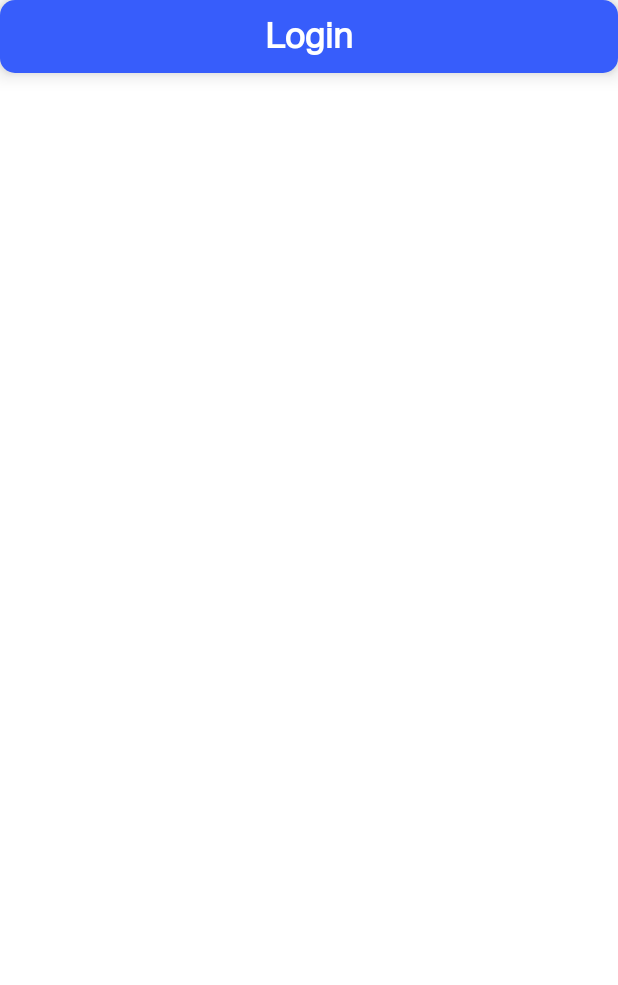
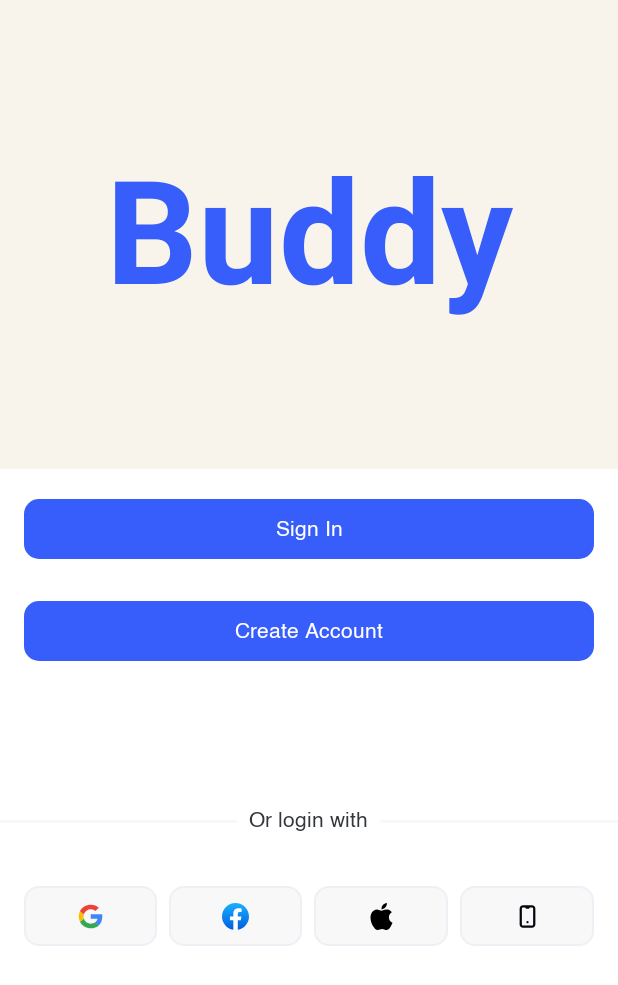
Before and after one commit to 223257356/sit305_8.2hd, an Android app built with Jetpack Compose: the @Preview function PreviewLoginScreen, on a phone screen of 412 x 824 dp. Shown: the top 985 px of the screen. Run offline under Robolectric (Android 15) with nearby library versions, the phone set to English and light mode, and no system bars; libraries missing offline, so code that uses them is left out: com.ramcosta.composedestinations, org.orbitmvi.orbit; missing, so only their content is drawn: CompositionLocalProvider.

Commit message:
feature(sign-in): implement main sign in screen

```diff
--- a/core/src/main/java/com/jessica/buddy/core/presentation/component/button/BuddyButtonScope.kt
+++ b/core/src/main/java/com/jessica/buddy/core/presentation/component/button/BuddyButtonScope.kt
@@ -7,6 +7,7 @@ import androidx.compose.foundation.layout.padding
 import androidx.compose.runtime.Composable
 import androidx.compose.runtime.Stable
 import androidx.compose.ui.Modifier
+import androidx.compose.ui.graphics.Color
 import androidx.compose.ui.res.painterResource
 import androidx.compose.ui.unit.dp
 import com.jessica.buddy.core.presentation.theme.BuddyTheme
@@ -25,12 +26,12 @@ class BuddyButtonScope(
             is ButtonType.Elevated -> BuddyTheme.typography.buttonLarge
         }
         val paddingTop = when (buttonType) {
-            is ButtonType.Default, is ButtonType.Outlined -> 4.5.dp
-            is ButtonType.Elevated -> 5.5.dp
+            is ButtonType.Default, is ButtonType.Outlined -> 5.5.dp
+            is ButtonType.Elevated -> 6.5.dp
         }
         val paddingBottom = when (buttonType) {
-            is ButtonType.Default, is ButtonType.Outlined -> 2.dp
-            is ButtonType.Elevated -> 3.dp
+            is ButtonType.Default, is ButtonType.Outlined -> 3.dp
+            is ButtonType.Elevated -> 4.dp
         }
         androidx.compose.material3.Text(
             text = text,
@@ -43,9 +44,11 @@ class BuddyButtonScope(
     fun Icon(
         @DrawableRes resId: Int,
         modifier: Modifier = Modifier,
+        tint: Color = Color.Unspecified,
     ) {
         androidx.compose.material3.Icon(
             painter = painterResource(resId),
+            tint = tint,
             modifier = modifier,
             contentDescription = ""
         )
--- a/core/src/main/java/com/jessica/buddy/core/presentation/theme/BuddyColors.kt
+++ b/core/src/main/java/com/jessica/buddy/core/presentation/theme/BuddyColors.kt
@@ -15,4 +15,5 @@ data class BuddyColors(
     val progress: Color = Color.Unspecified,
     val disabled: Color = Color.Unspecified,
     val neutral: Color = Color.Unspecified,
+    val white: Color = Color.White
 )
--- a/features/auth/src/main/java/com/jessica/buddy/auth/presentation/screen/login/LoginScreen.kt
+++ b/features/auth/src/main/java/com/jessica/buddy/auth/presentation/screen/login/LoginScreen.kt
@@ -2,23 +2,29 @@ package com.jessica.buddy.auth.presentation.screen.login
 
 import android.widget.Toast
 import androidx.compose.animation.AnimatedVisibility
+import androidx.compose.foundation.background
 import androidx.compose.foundation.layout.Box
 import androidx.compose.foundation.layout.Column
 import androidx.compose.foundation.layout.fillMaxSize
 import androidx.compose.foundation.layout.fillMaxWidth
+import androidx.compose.foundation.layout.padding
 import androidx.compose.foundation.layout.size
 import androidx.compose.material3.CircularProgressIndicator
+import androidx.compose.material3.Text
 import androidx.compose.runtime.Composable
 import androidx.compose.ui.Alignment
 import androidx.compose.ui.Modifier
 import androidx.compose.ui.platform.LocalContext
+import androidx.compose.ui.text.style.TextAlign
 import androidx.compose.ui.tooling.preview.Preview
 import androidx.compose.ui.unit.dp
 import com.jessica.buddy.auth.presentation.navigation.AuthGraph
 import com.jessica.buddy.auth.presentation.screen.login.LoginScreenEvent.LoginFailed
 import com.jessica.buddy.auth.presentation.screen.login.LoginScreenEvent.LoginSuccess
-import com.jessica.buddy.core.presentation.component.button.BuddyButton
-import com.jessica.buddy.core.presentation.component.button.ButtonType
+import com.jessica.buddy.auth.presentation.screen.login.components.MainSignInMenu
+import com.jessica.buddy.auth.presentation.screen.login.components.SignInSeparator
+import com.jessica.buddy.auth.presentation.screen.login.components.SocialSignInMenu
+import com.jessica.buddy.core.presentation.theme.BuddyTheme
 import com.ramcosta.composedestinations.annotation.Destination
 import org.koin.androidx.compose.koinViewModel
 import org.orbitmvi.orbit.compose.collectAsState
@@ -60,15 +66,32 @@ fun LoginScreen(
 ) {
     Box(modifier.fillMaxSize(), contentAlignment = Alignment.Center) {
         Column(
-            modifier = Modifier.fillMaxSize()
+            modifier = Modifier
+                .fillMaxSize()
+                .background(
+                    BuddyTheme.colors.white
+                )
         ) {
-            BuddyButton(
-                buttonType = ButtonType.Elevated(true),
-                modifier = Modifier.fillMaxWidth(),
-                onClick = { onEvent(LoginScreenEvent.DoLogin(LoginType.EMAIL)) }
-            ) {
-                Text(text = "Login")
-            }
+            Text(
+                "Buddy",
+                style = BuddyTheme.typography.brandLarge,
+                color = BuddyTheme.colors.primary,
+                modifier = Modifier
+                    .fillMaxWidth()
+                    .background(
+                        BuddyTheme.colors.background
+                    )
+                    .padding(vertical = 100.dp),
+                textAlign = TextAlign.Center
+            )
+            MainSignInMenu(
+                onEvent = onEvent,
+                modifier = Modifier
+                    .padding(16.dp)
+                    .padding(bottom = 80.dp)
+            )
+            SignInSeparator(modifier = Modifier.padding(bottom = 16.dp))
+            SocialSignInMenu(onEvent = onEvent, modifier = Modifier.padding(16.dp))
         }
         AnimatedVisibility(state.isLoading, modifier = Modifier.size(100.dp)) {
             CircularProgressIndicator()
--- a/features/auth/src/main/java/com/jessica/buddy/auth/presentation/screen/login/LoginScreenViewModel.kt
+++ b/features/auth/src/main/java/com/jessica/buddy/auth/presentation/screen/login/LoginScreenViewModel.kt
@@ -20,6 +20,7 @@ data class LoginScreenState(
 
 sealed class LoginScreenEvent {
     data class DoLogin(val loginType: LoginType) : LoginScreenEvent()
+    data object OnCreateAccount : LoginScreenEvent()
     data class LoginSuccess(val userData: UserData) : LoginScreenEvent()
     data class LoginFailed(val message: String?) : LoginScreenEvent()
 }
--- /dev/null
+++ b/features/auth/src/main/java/com/jessica/buddy/auth/presentation/screen/login/components/MainSignInMenu.kt
@@ -0,0 +1,44 @@
+package com.jessica.buddy.auth.presentation.screen.login.components
+
+import androidx.compose.foundation.layout.Column
+import androidx.compose.foundation.layout.fillMaxWidth
+import androidx.compose.foundation.layout.padding
+import androidx.compose.runtime.Composable
+import androidx.compose.ui.Modifier
+import androidx.compose.ui.tooling.preview.Preview
+import androidx.compose.ui.unit.dp
+import com.jessica.buddy.auth.presentation.screen.login.LoginScreenEvent
+import com.jessica.buddy.auth.presentation.screen.login.LoginType
+import com.jessica.buddy.core.presentation.component.button.BuddyButton
+import com.jessica.buddy.core.presentation.component.button.ButtonType
+
+@Composable
+fun MainSignInMenu(
+    modifier: Modifier = Modifier,
+    onEvent: (LoginScreenEvent) -> Unit = {}
+) {
+    Column(modifier = modifier.fillMaxWidth()) {
+        BuddyButton(
+            buttonType = ButtonType.Default(true),
+            onClick = {
+                onEvent(LoginScreenEvent.DoLogin(LoginType.EMAIL))
+            },
+            modifier = Modifier
+                .fillMaxWidth()
+                .padding(bottom = 20.dp)
+        ) {
+            Text("Sign In")
+        }
+        BuddyButton(buttonType = ButtonType.Default(true), onClick = {
+            onEvent(LoginScreenEvent.OnCreateAccount)
+        }, modifier = Modifier.fillMaxWidth()) {
+            Text("Create Account")
+        }
+    }
+}
+
+@Preview
+@Composable
+private fun MainSignInMenuPreview() {
+    MainSignInMenu()
+}
--- /dev/null
+++ b/features/auth/src/main/java/com/jessica/buddy/auth/presentation/screen/login/components/SignInSeparator.kt
@@ -0,0 +1,46 @@
+package com.jessica.buddy.auth.presentation.screen.login.components
+
+import androidx.compose.foundation.layout.Arrangement
+import androidx.compose.foundation.layout.Row
+import androidx.compose.foundation.layout.fillMaxWidth
+import androidx.compose.material3.HorizontalDivider
+import androidx.compose.material3.Text
+import androidx.compose.runtime.Composable
+import androidx.compose.ui.Alignment
+import androidx.compose.ui.Modifier
+import androidx.compose.ui.tooling.preview.Preview
+import androidx.compose.ui.unit.dp
+import com.jessica.buddy.core.presentation.theme.BuddyTheme
+
+@Composable
+fun SignInSeparator(
+    modifier: Modifier = Modifier,
+) {
+    Row(
+        modifier = modifier.fillMaxWidth(),
+        verticalAlignment = Alignment.CenterVertically,
+        horizontalArrangement = Arrangement.spacedBy(8.dp)
+    ) {
+        HorizontalDivider(
+            modifier = Modifier.weight(1f),
+            thickness = 2.dp,
+            color = BuddyTheme.colors.surface
+        )
+        Text(
+            "Or login with",
+            style = BuddyTheme.typography.buttonSmall,
+            color = BuddyTheme.colors.onSurface
+        )
+        HorizontalDivider(
+            modifier = Modifier.weight(1f),
+            thickness = 2.dp,
+            color = BuddyTheme.colors.surface
+        )
+    }
+}
+
+@Preview
+@Composable
+private fun SignInSeparatorPreview() {
+    SignInSeparator()
+}
--- /dev/null
+++ b/features/auth/src/main/java/com/jessica/buddy/auth/presentation/screen/login/components/SocialSignInMenu.kt
@@ -0,0 +1,72 @@
+package com.jessica.buddy.auth.presentation.screen.login.components
+
+import androidx.compose.foundation.layout.Arrangement
+import androidx.compose.foundation.layout.Row
+import androidx.compose.foundation.layout.fillMaxWidth
+import androidx.compose.runtime.Composable
+import androidx.compose.ui.Modifier
+import androidx.compose.ui.tooling.preview.Preview
+import androidx.compose.ui.unit.dp
+import com.jessica.buddy.auth.R
+import com.jessica.buddy.auth.presentation.screen.login.LoginScreenEvent
+import com.jessica.buddy.auth.presentation.screen.login.LoginType
+import com.jessica.buddy.core.presentation.component.button.BuddyButton
+import com.jessica.buddy.core.presentation.component.button.ButtonType
+
+@Composable
+fun SocialSignInMenu(
+    modifier: Modifier = Modifier,
+    onEvent: (LoginScreenEvent) -> Unit = {}
+) {
+    Row(
+        modifier = modifier.fillMaxWidth(),
+        horizontalArrangement = Arrangement.spacedBy(8.dp)
+    ) {
+        BuddyButton(
+            buttonType = ButtonType.Outlined(true),
+            onClick = {
+                onEvent(LoginScreenEvent.DoLogin(LoginType.GOOGLE))
+            },
+            modifier = Modifier
+                .weight(1f, fill = true)
+        ) {
+            Icon(R.drawable.google)
+        }
+        BuddyButton(
+            buttonType = ButtonType.Outlined(true),
+            onClick = {
+                onEvent(LoginScreenEvent.DoLogin(LoginType.FACEBOOK))
+            },
+            modifier = Modifier
+                .weight(1f, fill = true)
+        ) {
+            Icon(R.drawable.facebook)
+        }
+        BuddyButton(
+            buttonType = ButtonType.Outlined(true),
+            onClick = {
+                onEvent(LoginScreenEvent.DoLogin(LoginType.APPLE))
+            },
+            modifier = Modifier
+                .weight(1f, fill = true)
+        ) {
+            Icon(R.drawable.apple)
+        }
+        BuddyButton(
+            buttonType = ButtonType.Outlined(true),
+            onClick = {
+                onEvent(LoginScreenEvent.DoLogin(LoginType.PHONE))
+            },
+            modifier = Modifier
+                .weight(1f, fill = true)
+        ) {
+            Icon(R.drawable.phone)
+        }
+    }
+}
+
+@Preview
+@Composable
+private fun SocialSignInMenuPreview() {
+    SocialSignInMenu()
+}
--- /dev/null
+++ b/features/auth/src/main/res/drawable/apple.xml
@@ -0,0 +1,12 @@
+<vector xmlns:android="http://schemas.android.com/apk/res/android"
+    android:width="18dp"
+    android:height="18dp"
+    android:viewportWidth="18"
+    android:viewportHeight="18">
+  <path
+      android:pathData="M12.464,0C12.506,0 12.548,0 12.592,0C12.695,1.269 12.21,2.218 11.621,2.905C11.044,3.587 10.252,4.248 8.973,4.148C8.887,2.897 9.373,2.019 9.961,1.333C10.506,0.695 11.506,0.126 12.464,0Z"
+      android:fillColor="#000000"/>
+  <path
+      android:pathData="M16.338,13.212C16.338,13.225 16.338,13.236 16.338,13.248C15.978,14.337 15.465,15.271 14.839,16.137C14.268,16.923 13.567,17.982 12.317,17.982C11.236,17.982 10.519,17.287 9.411,17.268C8.24,17.249 7.596,17.849 6.525,18C6.402,18 6.28,18 6.16,18C5.373,17.886 4.739,17.263 4.276,16.702C2.913,15.044 1.859,12.902 1.663,10.161C1.663,9.892 1.663,9.624 1.663,9.355C1.746,7.393 2.699,5.798 3.966,5.025C4.635,4.614 5.554,4.264 6.578,4.421C7.016,4.489 7.465,4.639 7.857,4.787C8.23,4.931 8.695,5.184 9.136,5.171C9.435,5.162 9.732,5.006 10.033,4.897C10.916,4.578 11.78,4.213 12.92,4.384C14.29,4.591 15.262,5.2 15.863,6.139C14.704,6.877 13.788,7.988 13.944,9.886C14.083,11.609 15.086,12.618 16.338,13.212Z"
+      android:fillColor="#000000"/>
+</vector>
--- /dev/null
+++ b/features/auth/src/main/res/drawable/facebook.xml
@@ -0,0 +1,28 @@
+<vector xmlns:android="http://schemas.android.com/apk/res/android"
+    xmlns:aapt="http://schemas.android.com/aapt"
+    android:width="18dp"
+    android:height="18dp"
+    android:viewportWidth="18"
+    android:viewportHeight="18">
+  <group>
+    <clip-path
+        android:pathData="M0,0h18v18h-18z"/>
+    <path
+        android:pathData="M7.515,17.91C3.24,17.145 0,13.455 0,9C0,4.05 4.05,0 9,0C13.95,0 18,4.05 18,9C18,13.455 14.76,17.145 10.485,17.91L9.99,17.505H8.01L7.515,17.91Z">
+      <aapt:attr name="android:fillColor">
+        <gradient
+            android:startX="9"
+            android:startY="17.374"
+            android:endX="9"
+            android:endY="-0.003"
+            android:type="linear">
+          <item android:offset="0" android:color="#FF0062E0"/>
+          <item android:offset="1" android:color="#FF19AFFF"/>
+        </gradient>
+      </aapt:attr>
+    </path>
+    <path
+        android:pathData="M12.51,11.52L12.915,9H10.53V7.245C10.53,6.525 10.8,5.985 11.88,5.985H13.05V3.69C12.42,3.6 11.7,3.51 11.07,3.51C9,3.51 7.56,4.77 7.56,7.02V9H5.31V11.52H7.56V17.865C8.055,17.955 8.55,18 9.045,18C9.54,18 10.035,17.955 10.53,17.865V11.52H12.51Z"
+        android:fillColor="#ffffff"/>
+  </group>
+</vector>
--- /dev/null
+++ b/features/auth/src/main/res/drawable/google.xml
@@ -0,0 +1,18 @@
+<vector xmlns:android="http://schemas.android.com/apk/res/android"
+    android:width="18dp"
+    android:height="18dp"
+    android:viewportWidth="18"
+    android:viewportHeight="18">
+  <path
+      android:pathData="M16.876,9.175C16.876,8.527 16.822,8.055 16.706,7.565H9.162V10.487H13.59C13.501,11.214 13.019,12.307 11.947,13.042L11.932,13.14L14.318,14.951L14.483,14.967C16.001,13.594 16.876,11.572 16.876,9.175Z"
+      android:fillColor="#4285F4"/>
+  <path
+      android:pathData="M9.161,16.875C11.331,16.875 13.152,16.175 14.482,14.967L11.947,13.042C11.268,13.506 10.357,13.83 9.161,13.83C7.036,13.83 5.232,12.456 4.59,10.557L4.495,10.565L2.015,12.446L1.982,12.535C3.304,15.107 6.018,16.875 9.161,16.875Z"
+      android:fillColor="#34A853"/>
+  <path
+      android:pathData="M4.59,10.557C4.42,10.068 4.322,9.542 4.322,9C4.322,8.457 4.42,7.932 4.581,7.442L4.577,7.338L2.065,5.427L1.983,5.465C1.438,6.532 1.126,7.731 1.126,9C1.126,10.269 1.438,11.467 1.983,12.535L4.59,10.557Z"
+      android:fillColor="#FBBC05"/>
+  <path
+      android:pathData="M9.161,4.17C10.67,4.17 11.688,4.809 12.268,5.343L14.536,3.172C13.143,1.904 11.331,1.125 9.161,1.125C6.018,1.125 3.304,2.892 1.982,5.465L4.581,7.442C5.232,5.544 7.036,4.17 9.161,4.17Z"
+      android:fillColor="#EB4335"/>
+</vector>
--- /dev/null
+++ b/features/auth/src/main/res/drawable/phone.xml
@@ -0,0 +1,13 @@
+<vector xmlns:android="http://schemas.android.com/apk/res/android"
+    android:width="18dp"
+    android:height="18dp"
+    android:viewportWidth="18"
+    android:viewportHeight="18">
+  <path
+      android:pathData="M8.25,3H9.75M9,12.75V12.757M4.5,3.75C4.5,3.352 4.658,2.971 4.939,2.689C5.221,2.408 5.602,2.25 6,2.25H12C12.398,2.25 12.779,2.408 13.061,2.689C13.342,2.971 13.5,3.352 13.5,3.75V14.25C13.5,14.648 13.342,15.029 13.061,15.311C12.779,15.592 12.398,15.75 12,15.75H6C5.602,15.75 5.221,15.592 4.939,15.311C4.658,15.029 4.5,14.648 4.5,14.25V3.75Z"
+      android:strokeLineJoin="round"
+      android:strokeWidth="1.5"
+      android:fillColor="#00000000"
+      android:strokeColor="#04070E"
+      android:strokeLineCap="round"/>
+</vector>
```
